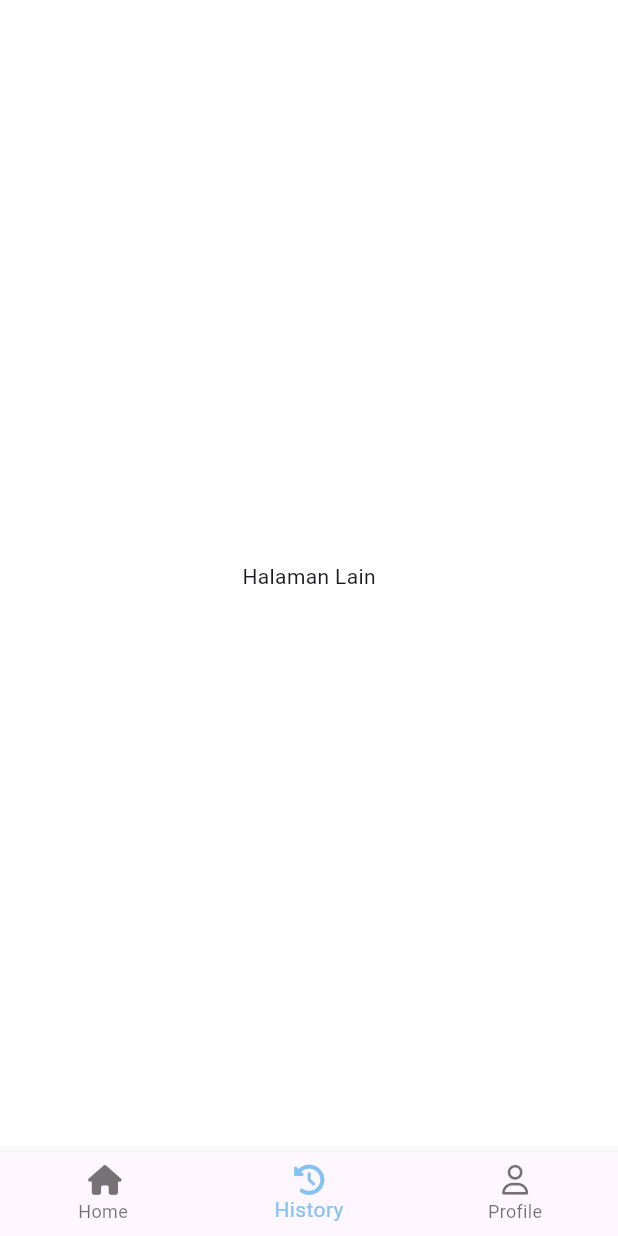
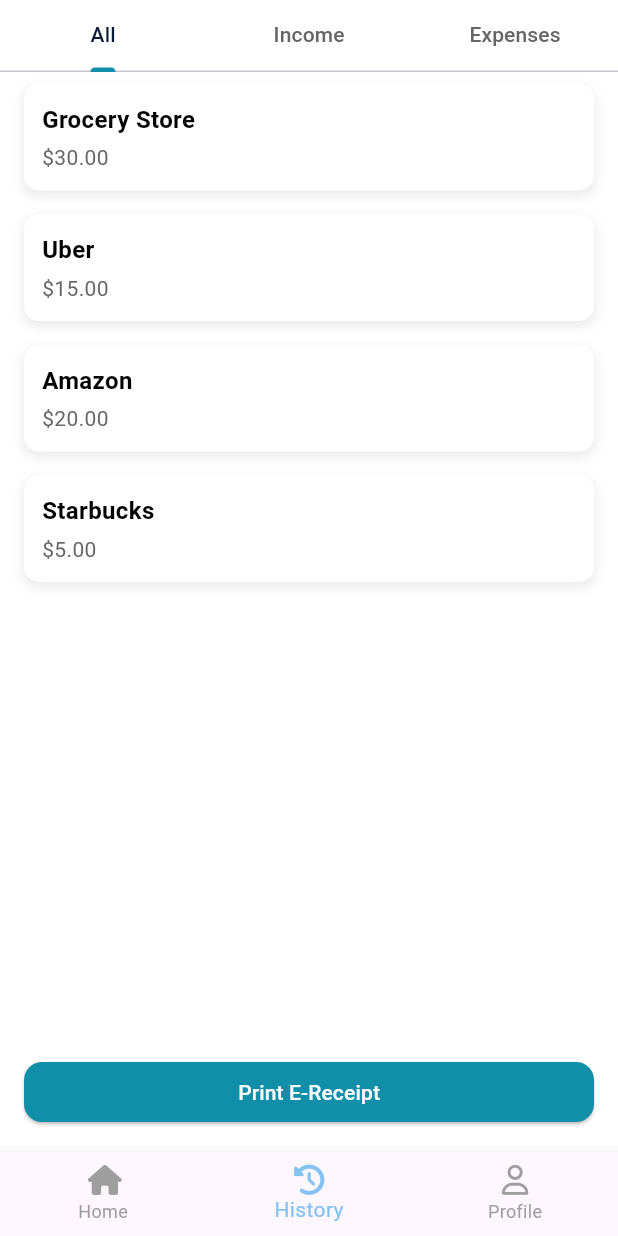
Before and after one commit to dimzkuy/repo-PPB-Team-4-Redesign-DANA, a Flutter app: the HomeScreen screen opened directly, item 2 of the bottom bar chosen, on a phone screen of 412 x 824 dp. Run offline on Flutter 3.47's test engine with Material 3 defaults, Android fonts, the phone set to English and light mode, and no system bars; our stand-ins replace font_awesome_flutter, google_fonts; Roboto replaces fonts that are missing (Sriracha).

Commit message:
Menambahkan history_screen dan menyesuaikan konfigurasi BottomNavigationBar di home_screen

```diff
--- /dev/null
+++ b/ppb_danaapp/lib/screens/history_screen.dart
@@ -0,0 +1,137 @@
+import 'package:flutter/material.dart';
+import 'package:ppb_danaapp/design_system/styles/custom_palette_colors.dart'; // Ganti dengan path yang sesuai
+
+class HistoryScreen extends StatefulWidget {
+  @override
+  _HistoryScreenState createState() => _HistoryScreenState();
+}
+
+class _HistoryScreenState extends State<HistoryScreen> with SingleTickerProviderStateMixin {
+  late TabController _tabController;
+
+  @override
+  void initState() {
+    super.initState();
+    _tabController = TabController(length: 3, vsync: this);
+  }
+
+  @override
+  void dispose() {
+    _tabController.dispose();
+    super.dispose();
+  }
+
+  @override
+  Widget build(BuildContext context) {
+    return SafeArea(
+      child: Scaffold(
+        backgroundColor: CustomPaletteColors.background,
+        body: Column(
+          children: [
+            _buildTabBar(),
+            Expanded(
+              child: TabBarView(
+                controller: _tabController,
+                children: [
+                  _buildTransactionList(), // Tab 1
+                  _buildTransactionList(), // Tab 2 (ganti dengan data sesuai kebutuhan)
+                  _buildTransactionList(), // Tab 3 (ganti dengan data sesuai kebutuhan)
+                ],
+              ),
+            ),
+            _buildPrintButton(),
+          ],
+        ),
+      ),
+    );
+  }
+
+  Widget _buildTabBar() {
+    return TabBar(
+      controller: _tabController,
+      tabs: [
+        Tab(text: 'All'),
+        Tab(text: 'Income'),
+        Tab(text: 'Expenses'),
+      ],
+      indicatorColor: CustomPaletteColors.accent,
+      labelColor: CustomPaletteColors.primary,
+      unselectedLabelColor: CustomPaletteColors.textSecondary,
+    );
+  }
+
+  Widget _buildTransactionList() {
+    // Dummy data for transactions
+    List<Map<String, String>> transactions = [
+      {'title': 'Grocery Store', 'amount': '\$30.00'},
+      {'title': 'Uber', 'amount': '\$15.00'},
+      {'title': 'Amazon', 'amount': '\$20.00'},
+      {'title': 'Starbucks', 'amount': '\$5.00'},
+    ];
+
+    return ListView.builder(
+      itemCount: transactions.length,
+      itemBuilder: (context, index) {
+        return Container(
+          padding: EdgeInsets.all(12.0),
+          margin: EdgeInsets.symmetric(vertical: 8.0, horizontal: 16.0),
+          decoration: BoxDecoration(
+            color: Colors.white,
+            borderRadius: BorderRadius.circular(10),
+            boxShadow: [
+              BoxShadow(
+                color: Colors.grey.withOpacity(0.2),
+                spreadRadius: 1,
+                blurRadius: 5,
+                offset: Offset(0, 3),
+              ),
+            ],
+          ),
+          child: Column(
+            crossAxisAlignment: CrossAxisAlignment.start,
+            children: [
+              Text(
+                transactions[index]['title']!,
+                style: TextStyle(
+                  color: CustomPaletteColors.textPrimary,
+                  fontSize: 16,
+                  fontWeight: FontWeight.bold,
+                ),
+              ),
+              SizedBox(height: 4),
+              Text(
+                transactions[index]['amount']!,
+                style: TextStyle(
+                  color: CustomPaletteColors.textSecondary,
+                  fontSize: 14,
+                ),
+              ),
+            ],
+          ),
+        );
+      },
+    );
+  }
+
+  Widget _buildPrintButton() {
+    return Container(
+      margin: EdgeInsets.symmetric(vertical: 16.0, horizontal: 16.0),
+      width: double.infinity,
+      child: ElevatedButton(
+        style: ElevatedButton.styleFrom(
+          backgroundColor: CustomPaletteColors.accent,
+          shape: RoundedRectangleBorder(
+            borderRadius: BorderRadius.circular(12),
+          ),
+        ),
+        onPressed: () {
+          // Action for print receipt
+        },
+        child: Text(
+          'Print E-Receipt',
+          style: TextStyle(color: Colors.white),
+        ),
+      ),
+    );
+  }
+}
--- a/ppb_danaapp/lib/screens/home_screen.dart
+++ b/ppb_danaapp/lib/screens/home_screen.dart
@@ -4,6 +4,7 @@
 import '../design_system/styles/custom_typography.dart';
 import '../design_system/styles/button_systems.dart';
 import 'profile_screen.dart'; // Import ProfileScreen
+import 'history_screen.dart'; // Import HistoryScreen
 
 class HomeScreen extends StatefulWidget {
   @override
@@ -11,14 +12,14 @@
 }
 
 class _HomeScreenState extends State<HomeScreen> {
-  bool _isBalanceVisible = false; // State untuk menampilkan saldo
   int _selectedIndex = 0; // Index untuk BottomNavigationBar
 
-  void _toggleBalanceVisibility() {
-    setState(() {
-      _isBalanceVisible = !_isBalanceVisible; // Toggle visibility
-    });
-  }
+  // Daftar halaman yang akan ditampilkan
+  final List<Widget> _pages = [
+    HomeContent(), // Konten Beranda
+    HistoryScreen(), // Halaman Histori
+    ProfileScreen(), // Halaman Profil
+  ];
 
   void _onItemTapped(int index) {
     setState(() {
@@ -31,14 +32,7 @@
     return Scaffold(
       backgroundColor: CustomPaletteColors.background,
       body: SafeArea(
-        child: IndexedStack(
-          index: _selectedIndex,
-          children: [
-            _buildHomeContent(), // Konten Home
-            _buildAnotherPage(), // Placeholder untuk halaman History
-            ProfileScreen(), // Halaman Profile
-          ],
-        ),
+        child: _pages[_selectedIndex], // Tampilkan halaman yang dipilih
       ),
       bottomNavigationBar: BottomNavigationBar(
         items: const <BottomNavigationBarItem>[
@@ -57,19 +51,23 @@
         ],
         currentIndex: _selectedIndex,
         selectedItemColor: CustomPaletteColors.secondary,
+        unselectedItemColor: Colors.grey,
         onTap: _onItemTapped,
       ),
     );
   }
+}
 
-  Widget _buildHomeContent() {
+// Widget konten Beranda
+class HomeContent extends StatelessWidget {
+  @override
+  Widget build(BuildContext context) {
     return CustomScrollView(
       slivers: [
         SliverAppBar(
           backgroundColor: Colors.white,
           floating: true,
           centerTitle: true,
-          leading: null, // Menghapus tombol panah kiri
           title: Row(
             mainAxisAlignment: MainAxisAlignment.start,
             children: [
@@ -89,7 +87,7 @@
           sliver: SliverList(
             delegate: SliverChildListDelegate(
               [
-                // Balance Section
+                // Section Saldo
                 Card(
                   elevation: 4,
                   child: Container(
@@ -110,24 +108,12 @@
                           children: [
                             Expanded(
                               child: Text(
-                                _isBalanceVisible
-                                    ? 'Rp 1,000,000'
-                                    : 'Rp ***', // Tampilkan saldo atau ***
+                                'Rp 1,000,000',
                                 style: TextStyle(
                                     color: Colors.white,
                                     fontSize: 24,
                                     fontWeight: FontWeight.bold),
                               ),
-                            ),
-                            IconButton(
-                              icon: Icon(
-                                _isBalanceVisible
-                                    ? FontAwesomeIcons.eyeSlash
-                                    : FontAwesomeIcons.eye,
-                                color: Colors.white,
-                                size: 20,
-                              ),
-                              onPressed: _toggleBalanceVisibility,
                             ),
                             IconButton(
                               icon: Icon(
@@ -158,7 +144,7 @@
                   ),
                 ),
                 SizedBox(height: 16),
-                // Action Buttons
+                // Tombol Aksi
                 Container(
                   padding: EdgeInsets.all(8),
                   child: GridView.count(
@@ -181,7 +167,7 @@
                   ),
                 ),
                 SizedBox(height: 16),
-                // Financial Records Section
+                // Section Rekaman Keuangan
                 Card(
                   elevation: 4,
                   child: Padding(
@@ -230,19 +216,13 @@
                   ),
                 ),
                 SizedBox(height: 16),
-                // Bottom Spacer
-                SizedBox(height: 80), // Spacer for BottomNavigationBar
+                // Spacer untuk BottomNavigationBar
+                SizedBox(height: 80),
               ],
             ),
           ),
         ),
       ],
-    );
-  }
-
-  Widget _buildAnotherPage() {
-    return Center(
-      child: Text('Halaman Lain'),
     );
   }
 
```
